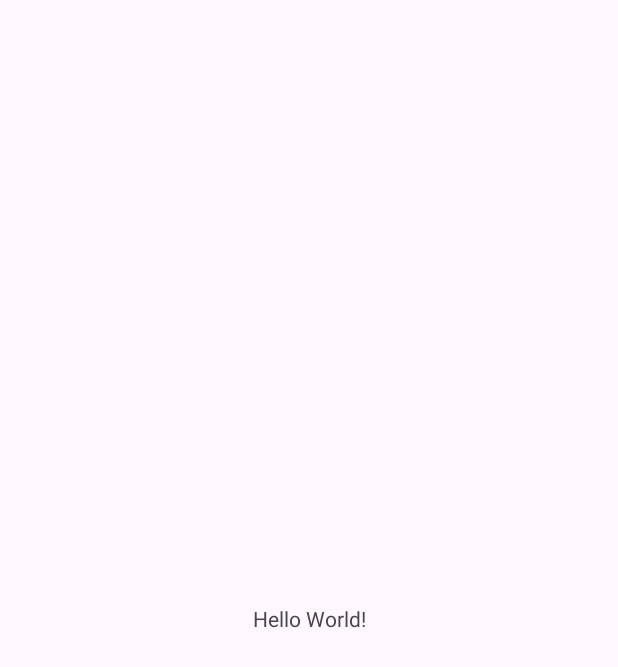
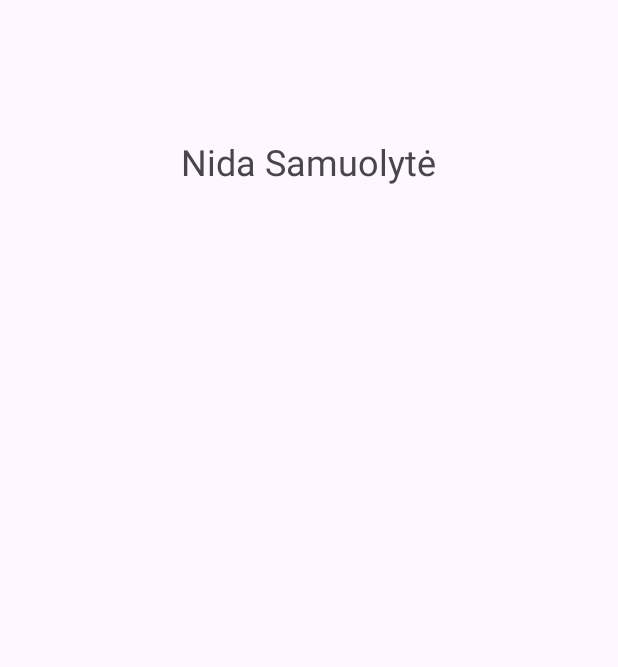
Before and after one commit to nsamuolyte/IIP_LabWork, an Android app: the screen it shows after launch (MainActivity), on a phone screen of 412 x 824 dp. Before the commit the part shown is almost empty. Shown: the top 667 px of the screen. Run offline under Robolectric (Android 15) with nearby library versions, the phone set to English and light mode, and no system bars.

Commit message:
pre LAB 1

```diff
--- a/app/src/main/res/layout/activity_main.xml
+++ b/app/src/main/res/layout/activity_main.xml
@@ -10,10 +10,13 @@
     <TextView
         android:layout_width="wrap_content"
         android:layout_height="wrap_content"
-        android:text="Hello World!"
+        android:text="Nida Samuolytė"
+        android:textSize="24sp"
         app:layout_constraintBottom_toBottomOf="parent"
         app:layout_constraintEnd_toEndOf="parent"
+        app:layout_constraintHorizontal_bias="0.498"
         app:layout_constraintStart_toStartOf="parent"
-        app:layout_constraintTop_toTopOf="parent" />
+        app:layout_constraintTop_toTopOf="parent"
+        app:layout_constraintVertical_bias="0.115" />
 
 </androidx.constraintlayout.widget.ConstraintLayout>
```
